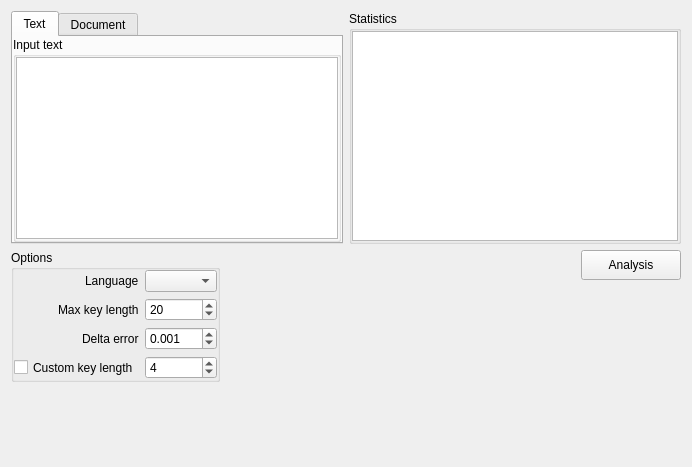
First picture: the form in app/gui/cryptotools/index_of_coincidence/ic.ui, repository vasilypht/crypto-methods, before the edit.
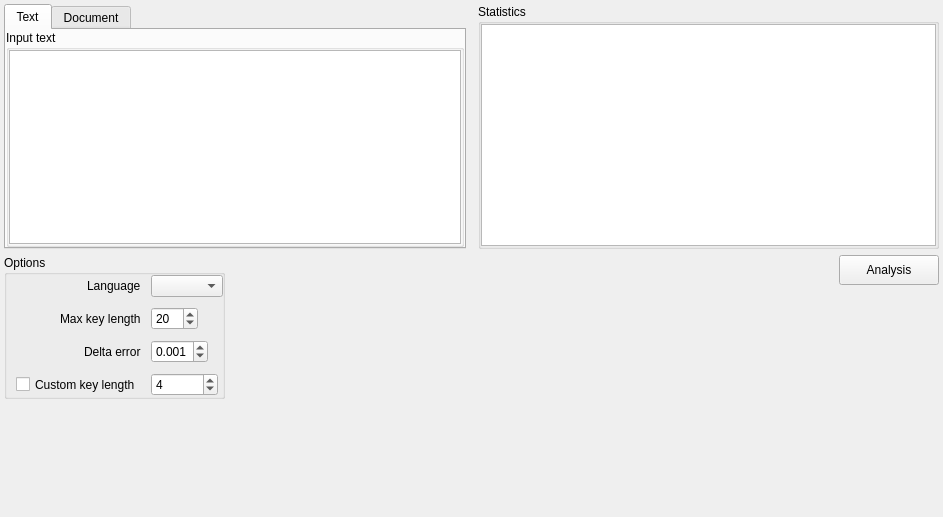
Second picture: the form after the edit.

The edit to the form file:
```diff
--- a/app/gui/cryptotools/index_of_coincidence/ic.ui
+++ b/app/gui/cryptotools/index_of_coincidence/ic.ui
@@ -6,16 +6,34 @@
    <rect>
     <x>0</x>
     <y>0</y>
-    <width>692</width>
-    <height>467</height>
+    <width>943</width>
+    <height>517</height>
    </rect>
   </property>
   <property name="windowTitle">
    <string>Form</string>
   </property>
   <layout class="QVBoxLayout" name="verticalLayout_5">
+   <property name="spacing">
+    <number>-1</number>
+   </property>
+   <property name="leftMargin">
+    <number>4</number>
+   </property>
+   <property name="topMargin">
+    <number>4</number>
+   </property>
+   <property name="rightMargin">
+    <number>4</number>
+   </property>
+   <property name="bottomMargin">
+    <number>4</number>
+   </property>
    <item>
     <layout class="QHBoxLayout" name="horizontal_layout_1">
+     <property name="spacing">
+      <number>12</number>
+     </property>
      <item>
       <widget class="QTabWidget" name="tab_widget">
        <property name="sizePolicy">
@@ -38,6 +56,9 @@
          <string>Text</string>
         </attribute>
         <layout class="QVBoxLayout" name="verticalLayout_2">
+         <property name="spacing">
+          <number>10</number>
+         </property>
          <property name="leftMargin">
           <number>0</number>
          </property>
@@ -56,6 +77,9 @@
             <string>Input text</string>
            </property>
            <layout class="QVBoxLayout" name="verticalLayout_6">
+            <property name="spacing">
+             <number>10</number>
+            </property>
             <property name="leftMargin">
              <number>0</number>
             </property>
@@ -108,6 +132,9 @@
         <string>Statistics</string>
        </property>
        <layout class="QVBoxLayout" name="verticalLayout">
+        <property name="spacing">
+         <number>10</number>
+        </property>
         <property name="leftMargin">
          <number>0</number>
         </property>
@@ -129,9 +156,59 @@
     </layout>
    </item>
    <item>
-    <layout class="QHBoxLayout" name="horizontal_layout_2">
+    <widget class="QFrame" name="frame_1">
+     <property name="maximumSize">
+      <size>
+       <width>16777215</width>
+       <height>146</height>
+      </size>
+     </property>
+     <property name="frameShape">
+      <enum>QFrame::NoFrame</enum>
+     </property>
+     <property name="frameShadow">
+      <enum>QFrame::Raised</enum>
+     </property>
+     <layout class="QHBoxLayout" name="horizontalLayout">
+      <property name="spacing">
+       <number>10</number>
+      </property>
+      <property name="leftMargin">
+       <number>0</number>
+      </property>
+      <property name="topMargin">
+       <number>0</number>
+      </property>
+      <property name="rightMargin">
+       <number>0</number>
+      </property>
+      <property name="bottomMargin">
+       <number>0</number>
+      </property>
      <item>
-      <layout class="QVBoxLayout" name="vertical_layout_2">
+       <widget class="QFrame" name="frame_options">
+        <property name="frameShape">
+         <enum>QFrame::NoFrame</enum>
+        </property>
+        <property name="frameShadow">
+         <enum>QFrame::Raised</enum>
+        </property>
+        <layout class="QVBoxLayout" name="verticalLayout_3">
+         <property name="spacing">
+          <number>10</number>
+         </property>
+         <property name="leftMargin">
+          <number>0</number>
+         </property>
+         <property name="topMargin">
+          <number>0</number>
+         </property>
+         <property name="rightMargin">
+          <number>0</number>
+         </property>
+         <property name="bottomMargin">
+          <number>0</number>
+         </property>
        <item>
         <widget class="QGroupBox" name="group_box_options">
          <property name="title">
@@ -139,7 +216,7 @@
          </property>
          <layout class="QVBoxLayout" name="verticalLayout_8">
           <property name="spacing">
-           <number>-1</number>
+             <number>10</number>
           </property>
           <property name="leftMargin">
            <number>0</number>
@@ -155,12 +232,27 @@
           </property>
           <item>
            <layout class="QFormLayout" name="form_layout_options">
+              <property name="fieldGrowthPolicy">
+               <enum>QFormLayout::ExpandingFieldsGrow</enum>
+              </property>
             <property name="labelAlignment">
              <set>Qt::AlignRight|Qt::AlignTrailing|Qt::AlignVCenter</set>
             </property>
             <property name="formAlignment">
              <set>Qt::AlignHCenter|Qt::AlignTop</set>
             </property>
+              <property name="horizontalSpacing">
+               <number>10</number>
+              </property>
+              <property name="verticalSpacing">
+               <number>10</number>
+              </property>
+              <property name="leftMargin">
+               <number>4</number>
+              </property>
+              <property name="rightMargin">
+               <number>4</number>
+              </property>
             <item row="0" column="0">
              <widget class="QLabel" name="label_lang">
               <property name="text">
@@ -278,20 +370,8 @@
          </layout>
         </widget>
        </item>
-       <item>
-        <spacer name="vertical_spacer_2">
-         <property name="orientation">
-          <enum>Qt::Vertical</enum>
-         </property>
-         <property name="sizeHint" stdset="0">
-          <size>
-           <width>20</width>
-           <height>40</height>
-          </size>
-         </property>
-        </spacer>
-       </item>
-      </layout>
+        </layout>
+       </widget>
      </item>
      <item>
       <spacer name="horizontal_spacer_1">
@@ -300,7 +380,7 @@
        </property>
        <property name="sizeHint" stdset="0">
         <size>
-         <width>40</width>
+          <width>187</width>
          <height>20</height>
         </size>
        </property>
@@ -308,8 +388,14 @@
      </item>
      <item>
       <layout class="QVBoxLayout" name="vertical_layout_1">
+        <property name="spacing">
+         <number>10</number>
+        </property>
        <item>
         <layout class="QHBoxLayout" name="horizontal_layout_3">
+          <property name="spacing">
+           <number>10</number>
+          </property>
          <item>
           <widget class="QPushButton" name="button_analysis">
            <property name="sizePolicy">
@@ -350,6 +436,7 @@
       </layout>
      </item>
     </layout>
+    </widget>
    </item>
    <item>
     <spacer name="vertical_spacer_3">
```
Left out of the diff: 4 changed lines with no effect on the pictures. Lines whose indentation alone changed are shown as unchanged.
